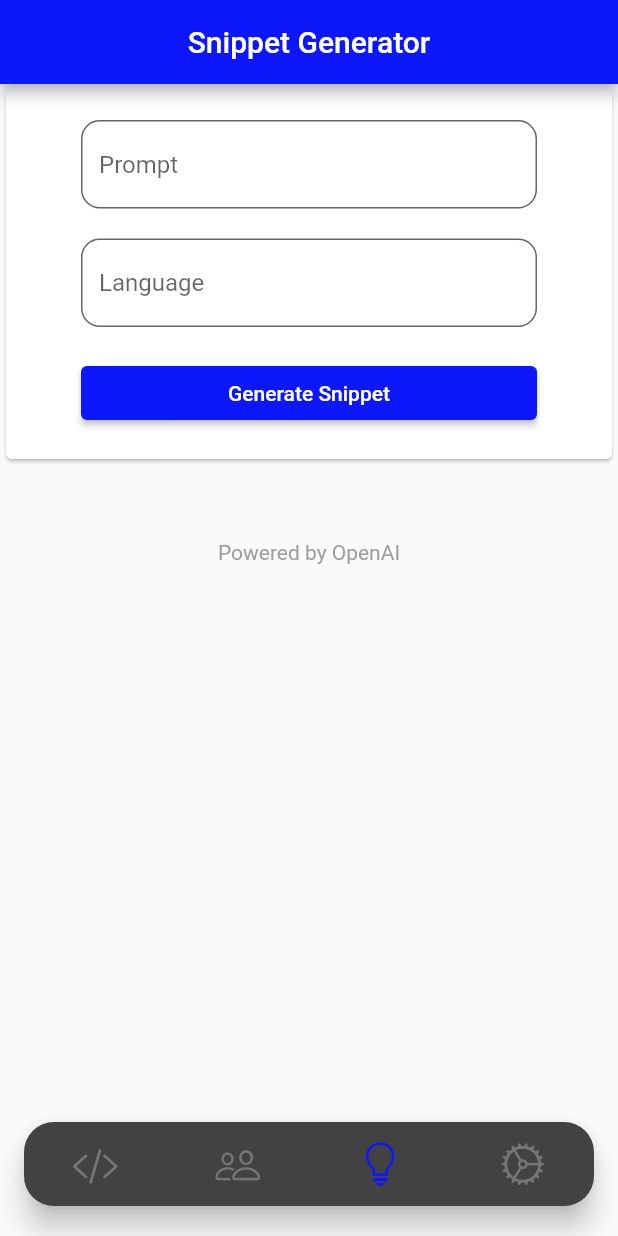
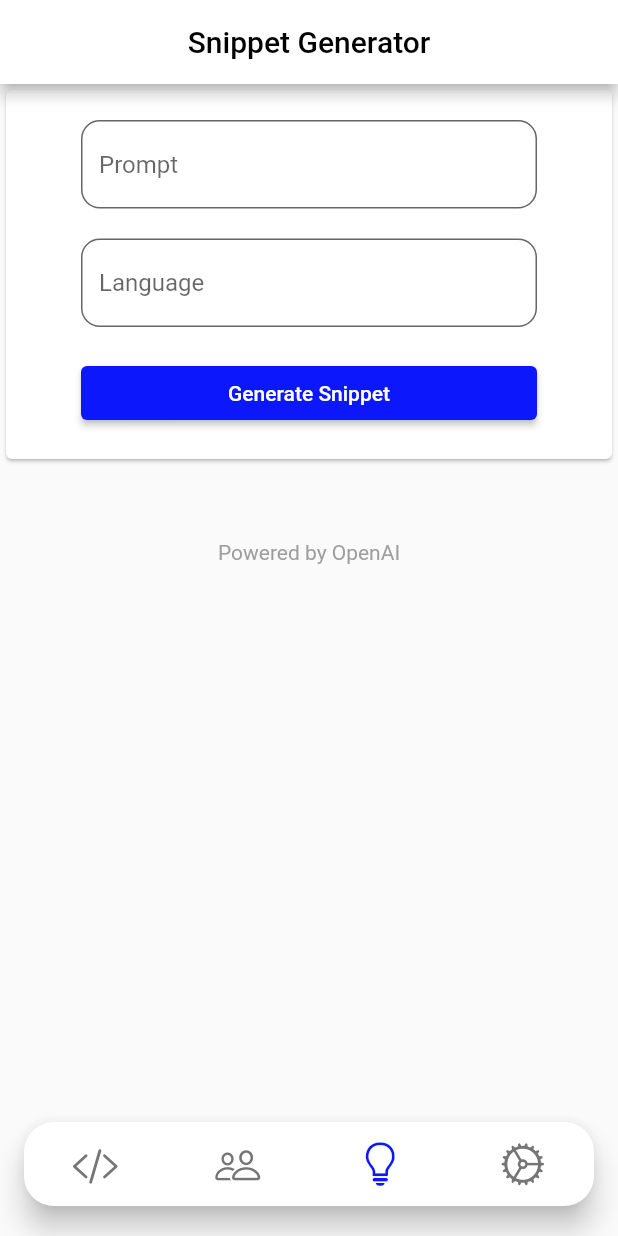
Before and after one commit to devcoolplay/CodeSlice, a Flutter app: the screen it shows once a user with an empty profile is signed in, item 3 of the bottom bar chosen, on a phone screen of 412 x 824 dp. Run offline on Flutter 3.47's test engine with Material 2 defaults, Android fonts, the phone set to English and light mode, and no system bars; drawn by our look-alikes of custom_navigation_bar; our stand-ins replace cloud_firestore, firebase_auth, firebase_core, firebase_messaging, firebase_storage, flutter_highlight and 4 more; missing offline and left inert: flutter_code_editor, flutter_devicon, highlight; accounts and stored records are empty; network calls fail; statements that could not run were skipped.

Commit message:
Light theme changes

```diff
--- a/lib/screens/home/home.dart
+++ b/lib/screens/home/home.dart
@@ -270,7 +270,7 @@ class _HomeState extends State<Home> with TickerProviderStateMixin {
       },
       child: Scaffold(
         extendBody: true,
-        appBar: _selectedTab == 0 || _selectedTab == 1 ? selectedSnippetsProvider.selectedSnippets.isEmpty ? appBars[0] : (selectedSnippetsProvider.selectedSnippets.length > 1 ? appBars[5] : appBars[4]) : appBars[_selectedTab],
+        appBar: _selectedTab == 0 || _selectedTab == 1 ? selectedSnippetsProvider.selectedSnippets.isEmpty ? appBars[_selectedTab == 0 ? 0 : 1] : (selectedSnippetsProvider.selectedSnippets.length > 1 ? appBars[5] : appBars[4]) : appBars[_selectedTab],
         bottomNavigationBar: _buildFloatingBar(context),
         body: tabs[_selectedTab],
       ),
@@ -283,10 +283,10 @@ class _HomeState extends State<Home> with TickerProviderStateMixin {
       padding: const EdgeInsets.only(bottom: 20),
       child: CustomNavigationBar(
         iconSize: 30.0,
-        selectedColor: Color(0xff0c18fb),
+        selectedColor: Theme.of(context).primaryColor,
         strokeColor: Color(0x300c18fb),
         //unSelectedColor: Colors.grey[600],
-        backgroundColor: darkTheme.secondaryHeaderColor,
+        backgroundColor: Theme.of(context).cardColor,
         borderRadius: Radius.circular(20.0),
         items: [
           CustomNavigationBarItem(
--- a/lib/themes/light_theme.dart
+++ b/lib/themes/light_theme.dart
@@ -3,11 +3,22 @@ import 'package:flutter/material.dart';
 import '../shared/constants.dart';
 
 ThemeData lightTheme = ThemeData(
-  brightness: Brightness.light,
-  iconTheme: const IconThemeData(
-    color: Colors.black38,
+  disabledColor: Colors.black,
+  iconTheme: IconThemeData(
+    color: Colors.grey[600],
   ),
+  highlightColor: Colors.grey[600]!,
+  //brightness: Brightness.light,
+  appBarTheme: const AppBarTheme(
+    backgroundColor: Colors.white,
+    foregroundColor: Colors.black,
+  ),
+  colorScheme: const ColorScheme.light(
+    background: Colors.white,
+    primary: primarySwatchColor,
+    secondary: Colors.grey,
+  ),
+  //secondaryHeaderColor: Colors.grey[800]!,
   visualDensity: VisualDensity.adaptivePlatformDensity,
   primarySwatch: primarySwatchColor,
-
 );
```
Also changed, not shown: lib/screens/home/CommunityTab/community_snippet_tile.dart (+4 -4 lines), lib/screens/home/MySnippetsTab/snippet_tile.dart (+4 -4 lines), lib/screens/home/SettingsTab/friends.dart (+8 -1 lines).
